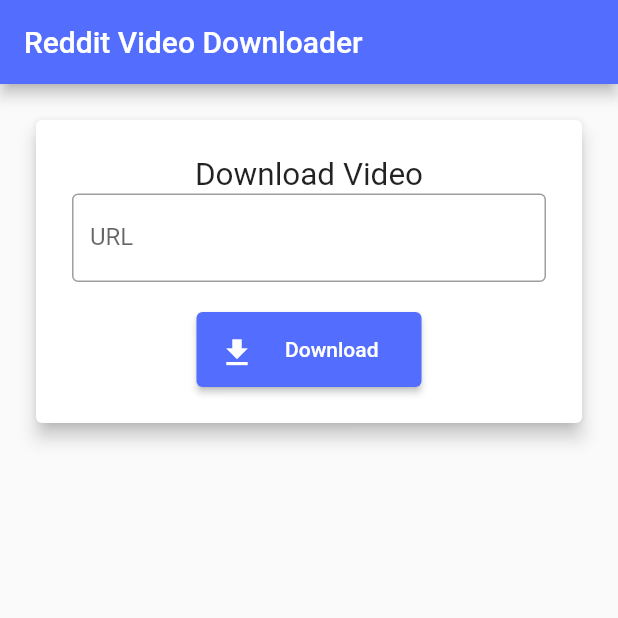
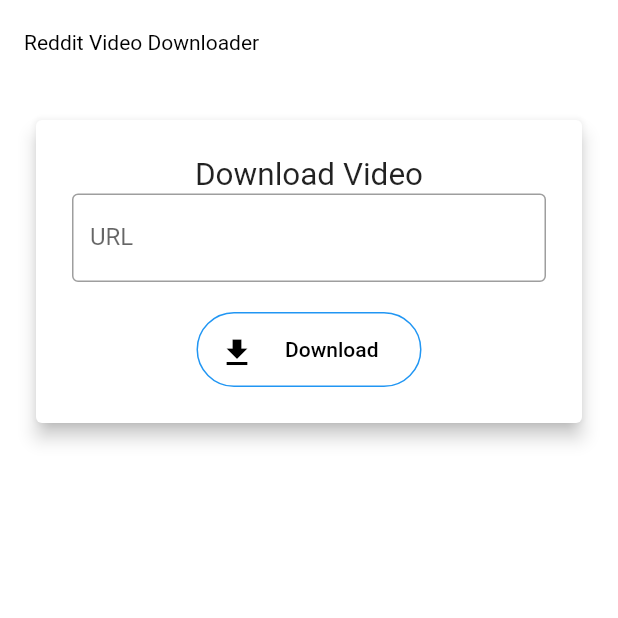
Before and after one commit to Celsiusss/Reddit-Video-Downloader, a Flutter app: the screen it shows after launch, on a phone screen of 412 x 824 dp, the top half of it. Run offline on Flutter 3.47's test engine with Material 2 defaults, Android fonts, the phone set to English and light mode, and no system bars; our stand-ins replace flutter_redux, image_gallery_saver, permission_handler, redux; missing offline and left inert: flutter_ffmpeg, redux_epics.

```diff
--- a/lib/main.dart
+++ b/lib/main.dart
@@ -1,3 +1,4 @@
+import 'package:flutter/cupertino.dart';
 import 'package:flutter/material.dart';
 import 'package:reddit_video_downloader/effects/effects.dart';
 import 'package:reddit_video_downloader/models/app_state.dart';
@@ -31,16 +32,31 @@ class MyApp extends StatelessWidget {
         title: 'Reddit Video Downloader',
         theme: ThemeData(
             brightness: Brightness.light,
+            backgroundColor: Colors.white,
             primaryColor: Colors.indigoAccent,
             textTheme: TextTheme(
               headline: TextStyle(fontSize: 21),
             ),
             buttonTheme: ButtonThemeData(
-                buttonColor: Colors.indigoAccent,
-                textTheme: ButtonTextTheme.primary)),
+                buttonColor: Colors.white,
+                textTheme: ButtonTextTheme.primary,
+                shape: RoundedRectangleBorder(
+                  borderRadius: BorderRadius.circular(100),
+                  side: BorderSide(color: Colors.blue)
+                ),
+            ),
+            appBarTheme: AppBarTheme(
+              color: Colors.white,
+            )),
         home: Scaffold(
+            backgroundColor: Colors.white,
             appBar: AppBar(
               title: Text('Reddit Video Downloader'),
+              backgroundColor: Colors.white,
+              textTheme: TextTheme(
+                title: TextStyle(color: Colors.black),
+              ),
+              elevation: 0,
             ),
             body: Home()),
       ),
--- a/lib/screens/home/download.dart
+++ b/lib/screens/home/download.dart
@@ -1,13 +1,24 @@
 import 'package:flutter/material.dart';
+import 'package:flutter/services.dart';
 import 'package:reddit_video_downloader/actions/actions.dart';
 import 'package:redux/redux.dart';
 import 'package:flutter_redux/flutter_redux.dart';
 import 'package:reddit_video_downloader/models/app_state.dart';
 
 class Download extends StatelessWidget {
+  static const platform = const MethodChannel('app.channel.shared.data');
   TextEditingController urlController;
 
-  Download({@required this.urlController});
+  Download({@required this.urlController}) {
+    getSharedText();
+  }
+
+  getSharedText() async {
+    var sharedData = await platform.invokeMethod("getSharedText");
+    if (sharedData != null) {
+      urlController.text = sharedData;
+    }
+  }
 
   @override
   Widget build(BuildContext context) {
@@ -42,7 +53,7 @@ class Download extends StatelessWidget {
                         ),
                         Padding(
                           padding: const EdgeInsets.only(top: 20),
-                          child: RaisedButton(
+                          child: FlatButton(
                             padding: EdgeInsets.all(15),
                             child: Container(
                               width: 120,
```
Also changed, not shown: lib/effects/effects.dart (+13 -6 lines), 2 other files.
